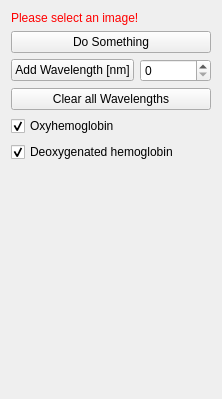
First picture: the form in Plugins/org.mitk.gui.qt.photoacoustics.spectralunmixing/src/internal/SpectralUnmixingControls.ui, repository MITK/MITK, before the edit.
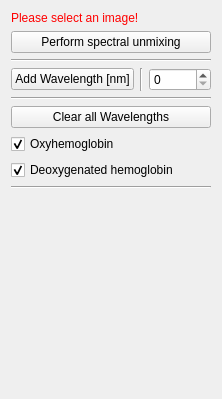
Second picture: the form after the edit.

```diff
--- a/Plugins/org.mitk.gui.qt.photoacoustics.spectralunmixing/src/internal/SpectralUnmixingControls.ui
+++ b/Plugins/org.mitk.gui.qt.photoacoustics.spectralunmixing/src/internal/SpectralUnmixingControls.ui
@@ -24,27 +24,36 @@
     <layout class="QVBoxLayout" name="verticalLayout_2">
      <item>
       <layout class="QGridLayout" name="gridLayout_2">
-       <item row="6" column="0">
-        <widget class="QCheckBox" name="checkBoxOx">
+       <item row="9" column="0">
+        <widget class="QCheckBox" name="checkBoxDeOx">
+         <property name="enabled">
+          <bool>true</bool>
+         </property>
          <property name="text">
-          <string>Oxyhemoglobin</string>
+          <string>Deoxygenated hemoglobin</string>
+         </property>
+         <property name="checkable">
+          <bool>true</bool>
          </property>
          <property name="checked">
           <bool>true</bool>
          </property>
+         <property name="tristate">
+          <bool>false</bool>
+         </property>
         </widget>
        </item>
-       <item row="3" column="0">
-        <widget class="QPushButton" name="buttonPerformImageProcessing">
-         <property name="toolTip">
-          <string>Do image processing</string>
+       <item row="1" column="0">
+        <widget class="QLabel" name="labelWarning">
+         <property name="styleSheet">
+          <string notr="true">QLabel { color: rgb(255, 0, 0) }</string>
          </property>
          <property name="text">
-          <string>Do Something</string>
+          <string>Please select an image!</string>
          </property>
         </widget>
        </item>
-       <item row="8" column="0">
+       <item row="11" column="0">
         <spacer name="verticalSpacer">
          <property name="orientation">
           <enum>Qt::Vertical</enum>
@@ -57,36 +66,27 @@
          </property>
         </spacer>
        </item>
-       <item row="1" column="0">
-        <widget class="QLabel" name="labelWarning">
-         <property name="styleSheet">
-          <string notr="true">QLabel { color: rgb(255, 0, 0) }</string>
+       <item row="3" column="0">
+        <widget class="QPushButton" name="buttonPerformImageProcessing">
+         <property name="toolTip">
+          <string>Do image processing</string>
          </property>
          <property name="text">
-          <string>Please select an image!</string>
+          <string>Perform spectral unmixing</string>
          </property>
         </widget>
        </item>
-       <item row="7" column="0">
-        <widget class="QCheckBox" name="checkBoxDeOx">
-         <property name="enabled">
-          <bool>true</bool>
-         </property>
+       <item row="8" column="0">
+        <widget class="QCheckBox" name="checkBoxOx">
          <property name="text">
-          <string>Deoxygenated hemoglobin</string>
-         </property>
-         <property name="checkable">
-          <bool>true</bool>
+          <string>Oxyhemoglobin</string>
          </property>
          <property name="checked">
           <bool>true</bool>
          </property>
-         <property name="tristate">
-          <bool>false</bool>
-         </property>
         </widget>
        </item>
-       <item row="4" column="0">
+       <item row="5" column="0">
         <layout class="QHBoxLayout" name="horizontalLayout">
          <item>
           <widget class="QPushButton" name="ButtonAddWavelength">
@@ -95,6 +95,13 @@
            </property>
           </widget>
          </item>
+         <item>
+          <widget class="Line" name="line">
+           <property name="orientation">
+            <enum>Qt::Vertical</enum>
+           </property>
+          </widget>
+         </item>
          <item>
           <widget class="QSpinBox" name="spinBoxAddWavelength">
            <property name="maximum">
@@ -104,13 +111,34 @@
          </item>
         </layout>
        </item>
-       <item row="5" column="0">
+       <item row="7" column="0">
         <widget class="QPushButton" name="ButtonClearWavelength">
          <property name="text">
           <string>Clear all Wavelengths</string>
          </property>
         </widget>
        </item>
+       <item row="4" column="0">
+        <widget class="Line" name="line_2">
+         <property name="orientation">
+          <enum>Qt::Horizontal</enum>
+         </property>
+        </widget>
+       </item>
+       <item row="6" column="0">
+        <widget class="Line" name="line_3">
+         <property name="orientation">
+          <enum>Qt::Horizontal</enum>
+         </property>
+        </widget>
+       </item>
+       <item row="10" column="0">
+        <widget class="Line" name="line_4">
+         <property name="orientation">
+          <enum>Qt::Horizontal</enum>
+         </property>
+        </widget>
+       </item>
       </layout>
      </item>
     </layout>
```
